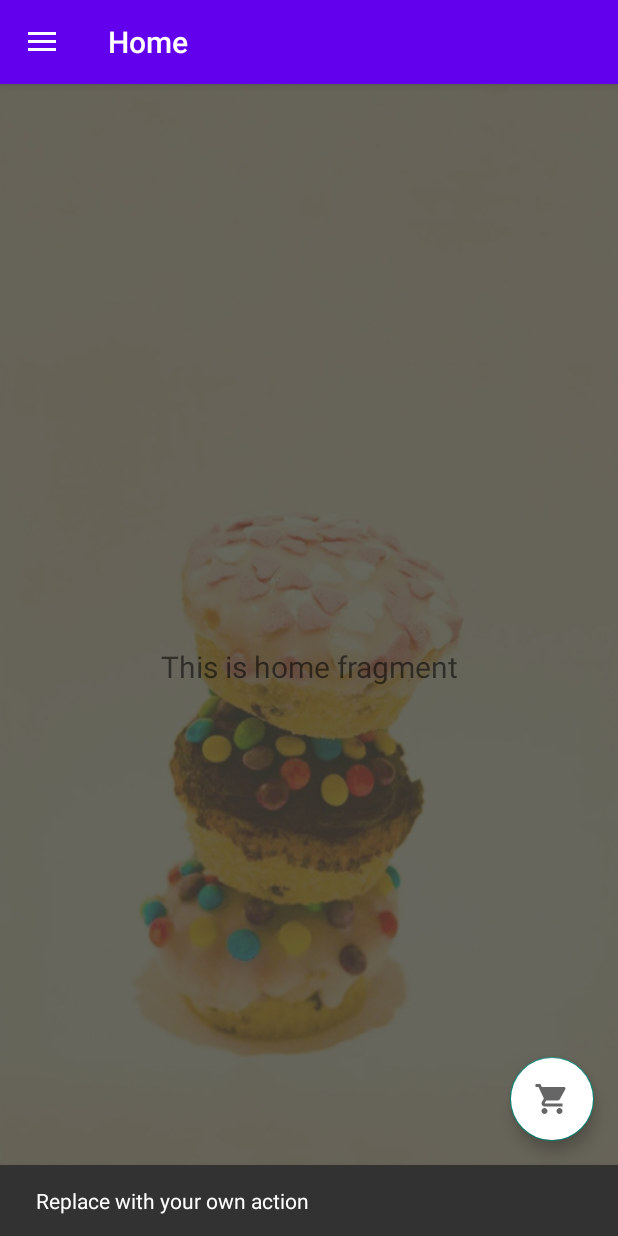
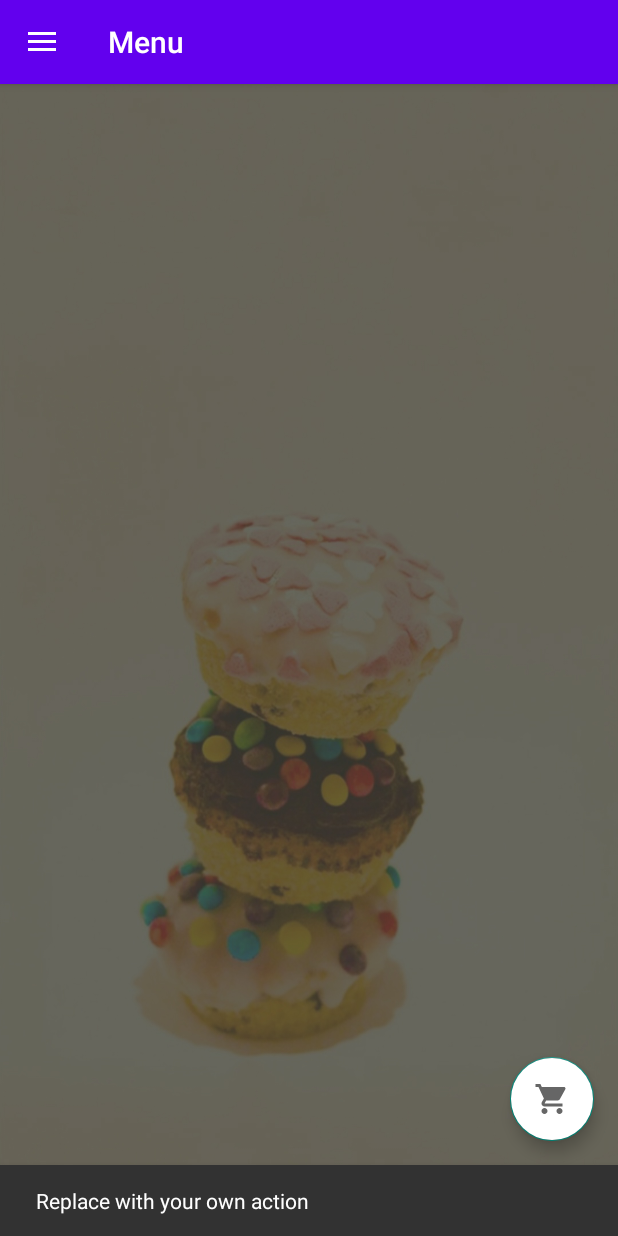
Before and after one commit to phamchuong2506/Java, an Android app: the Home screen opened directly, with no data from a screen before it, after a tap on an icon or button, on a phone screen of 412 x 824 dp. Run offline under Robolectric (Android 15) with nearby library versions, the phone set to English and light mode, and no system bars; our stand-ins replace Firebase (no records; nobody signed in at launch, a user with empty details on screens opened directly), Picasso, navigation-ui; 2 statements that could not run were skipped.

Commit message:
fix Foodlist

```diff
--- a/BTL_OrderFood/app/build.gradle
+++ b/BTL_OrderFood/app/build.gradle
@@ -53,6 +53,10 @@ dependencies {
     implementation "androidx.recyclerview:recyclerview:1.1.0"
     // For control over item selection of both touch and mouse driven selection
     implementation "androidx.recyclerview:recyclerview-selection:1.1.0"
+    implementation "androidx.cardview:cardview:1.0.0"
+    implementation "androidx.recyclerview:recyclerview:1.1.0"
+
+
 }
 
 apply plugin: 'com.google.gms.google-services'
--- a/BTL_OrderFood/app/src/main/java/vn/example/btl_orderfood/Home.java
+++ b/BTL_OrderFood/app/src/main/java/vn/example/btl_orderfood/Home.java
@@ -2,6 +2,7 @@ package vn.example.btl_orderfood;
 
 import android.content.Intent;
 import android.os.Bundle;
+import android.view.MenuItem;
 import android.view.View;
 import android.view.Menu;
 import android.widget.TextView;
@@ -15,6 +16,10 @@ import com.google.firebase.database.DatabaseReference;
 import com.google.firebase.database.FirebaseDatabase;
 import com.squareup.picasso.Picasso;
 
+import androidx.annotation.NonNull;
+import androidx.appcompat.app.ActionBar;
+import androidx.appcompat.app.ActionBarDrawerToggle;
+import androidx.core.view.GravityCompat;
 import androidx.navigation.NavController;
 import androidx.navigation.Navigation;
 import androidx.navigation.ui.AppBarConfiguration;
@@ -30,7 +35,7 @@ import vn.example.btl_orderfood.ViewHolder.MenuViewHolder;
 import vn.example.btl_orderfood.comon.Common;
 import vn.example.btl_orderfood.ui.Category;
 
-public class Home extends AppCompatActivity {
+public class Home extends AppCompatActivity implements NavigationView.OnNavigationItemSelectedListener{
 
     private AppBarConfiguration mAppBarConfiguration;
     FirebaseDatabase database;
@@ -40,6 +45,8 @@ public class Home extends AppCompatActivity {
     RecyclerView.LayoutManager layoutManager;
 
     FirebaseRecyclerAdapter<Category, MenuViewHolder> adapter;
+    private MenuItem item;
+
     @Override
     protected void onCreate(Bundle savedInstanceState) {
         super.onCreate(savedInstanceState);
@@ -60,9 +67,14 @@ public class Home extends AppCompatActivity {
                         .setAction("Action", null).show();
             }
         });
-        DrawerLayout drawer = findViewById(R.id.drawer_layout);
+        DrawerLayout drawer = (DrawerLayout) findViewById(R.id.drawer_layout);
+        ActionBarDrawerToggle toggle = new ActionBarDrawerToggle(
+                this, drawer, toolbar, R.string.navigation_drawer_open, R.string.navigation_drawer_close);
+        drawer.addDrawerListener(toggle);
+        toggle.syncState();
         NavigationView navigationView = findViewById(R.id.nav_view);
-        // Passing each menu ID as a set of Ids because each
+        navigationView.setNavigationItemSelectedListener(this);
+        /*// Passing each menu ID as a set of Ids because each
         // menu should be considered as top level destinations.
         mAppBarConfiguration = new AppBarConfiguration.Builder(
                 R.id.nav_home, R.id.nav_gallery, R.id.nav_slideshow)
@@ -71,7 +83,7 @@ public class Home extends AppCompatActivity {
 
         NavController navController = Navigation.findNavController(this, R.id.nav_host_fragment);
         NavigationUI.setupActionBarWithNavController(this, navController, mAppBarConfiguration);
-        NavigationUI.setupWithNavController(navigationView, navController);
+        NavigationUI.setupWithNavController(navigationView, navController);*/
 
         View headerView=navigationView.getHeaderView(0);
         txtFullName=(TextView) headerView.findViewById(R.id.txtFullName);
@@ -114,10 +126,49 @@ public class Home extends AppCompatActivity {
         return true;
     }
 
-    @Override
+    /*@Override
     public boolean onSupportNavigateUp() {
         NavController navController = Navigation.findNavController(this, R.id.nav_host_fragment);
         return NavigationUI.navigateUp(navController, mAppBarConfiguration)
                 || super.onSupportNavigateUp();
+    }*/
+
+    @Override
+
+    public void onBackPressed() {
+        DrawerLayout drawer = (DrawerLayout) findViewById(R.id.drawer_layout);
+        if (drawer.isDrawerOpen(GravityCompat.START)) {
+            drawer.closeDrawer(GravityCompat.START);
+        } else {
+            super.onBackPressed();
+        }
+    }
+    public boolean onOptionsItemSelected(MenuItem item) {
+
+        return super.onOptionsItemSelected(item);
+    }
+
+    @SuppressWarnings("StatementWithEmptyBody")
+    @Override
+    public boolean onNavigationItemSelected(MenuItem item) {
+        this.item = item;
+
+        // Handle navigation view item clicks here.
+        int id = item.getItemId();
+
+        if (id == R.id.nav_menu) {
+            // Handle the camera action
+
+        } else if (id == R.id.nav_cart) {
+
+        } else if (id == R.id.nav_orders) {
+
+        } else if (id == R.id.nav_log_out) {
+
+        }
+
+        DrawerLayout drawer = (DrawerLayout) findViewById(R.id.drawer_layout);
+        drawer.closeDrawer(GravityCompat.START);
+        return true;
     }
 }
--- a/BTL_OrderFood/app/src/main/res/layout/content_main.xml
+++ b/BTL_OrderFood/app/src/main/res/layout/content_main.xml
@@ -13,14 +13,5 @@
         android:layout_height="match_parent"
         android:id="@+id/recycler_menu"
         android:scrollbars="vertical"/>
-    <fragment
-        android:id="@+id/nav_host_fragment"
-        android:name="androidx.navigation.fragment.NavHostFragment"
-        android:layout_width="match_parent"
-        android:layout_height="match_parent"
-        app:defaultNavHost="true"
-        app:layout_constraintLeft_toLeftOf="parent"
-        app:layout_constraintRight_toRightOf="parent"
-        app:layout_constraintTop_toTopOf="parent"
-        app:navGraph="@navigation/mobile_navigation"/>
+
 </androidx.constraintlayout.widget.ConstraintLayout>
--- a/BTL_OrderFood/app/src/main/res/menu/activity_main_drawer.xml
+++ b/BTL_OrderFood/app/src/main/res/menu/activity_main_drawer.xml
@@ -5,13 +5,13 @@
 
     <group android:checkableBehavior="single">
         <item
-            android:id="@+id/nav_home"
+            android:id="@+id/nav_menu"
             android:icon="@drawable/ic_baseline_restaurant_24"
             android:title="Menu"
             android:iconTint="@android:color/white"/>
         <item
             android:id="@+id/nav_cart"
-            android:icon="@drawable/ic_baseline_restaurant_24"
+            android:icon="@drawable/ic_baseline_shopping_cart_24"
             android:title="Cart"
             android:iconTint="@android:color/white"/>
         <item
--- a/BTL_OrderFood/app/src/main/res/navigation/mobile_navigation.xml
+++ b/BTL_OrderFood/app/src/main/res/navigation/mobile_navigation.xml
@@ -6,20 +6,20 @@
     app:startDestination="@+id/nav_home">
 
     <fragment
-        android:id="@+id/nav_home"
+        android:id="@+id/nav_cart"
         android:name="vn.example.btl_orderfood.ui.home.HomeFragment"
-        android:label="@string/menu_home"
+        android:label="Cart"
         tools:layout="@layout/fragment_home" />
 
     <fragment
-        android:id="@+id/nav_gallery"
+        android:id="@+id/nav_orders"
         android:name="vn.example.btl_orderfood.ui.gallery.GalleryFragment"
-        android:label="@string/menu_gallery"
+        android:label="Order"
         tools:layout="@layout/fragment_gallery" />
 
     <fragment
-        android:id="@+id/nav_slideshow"
+        android:id="@+id/nav_log_out"
         android:name="vn.example.btl_orderfood.ui.slideshow.SlideshowFragment"
-        android:label="@string/menu_slideshow"
+        android:label="Log out"
         tools:layout="@layout/fragment_slideshow" />
 </navigation>
```
Also changed, not shown: BTL_OrderFood/app/src/main/java/vn/example/btl_orderfood/FoodList.java (+4 -4 lines).
